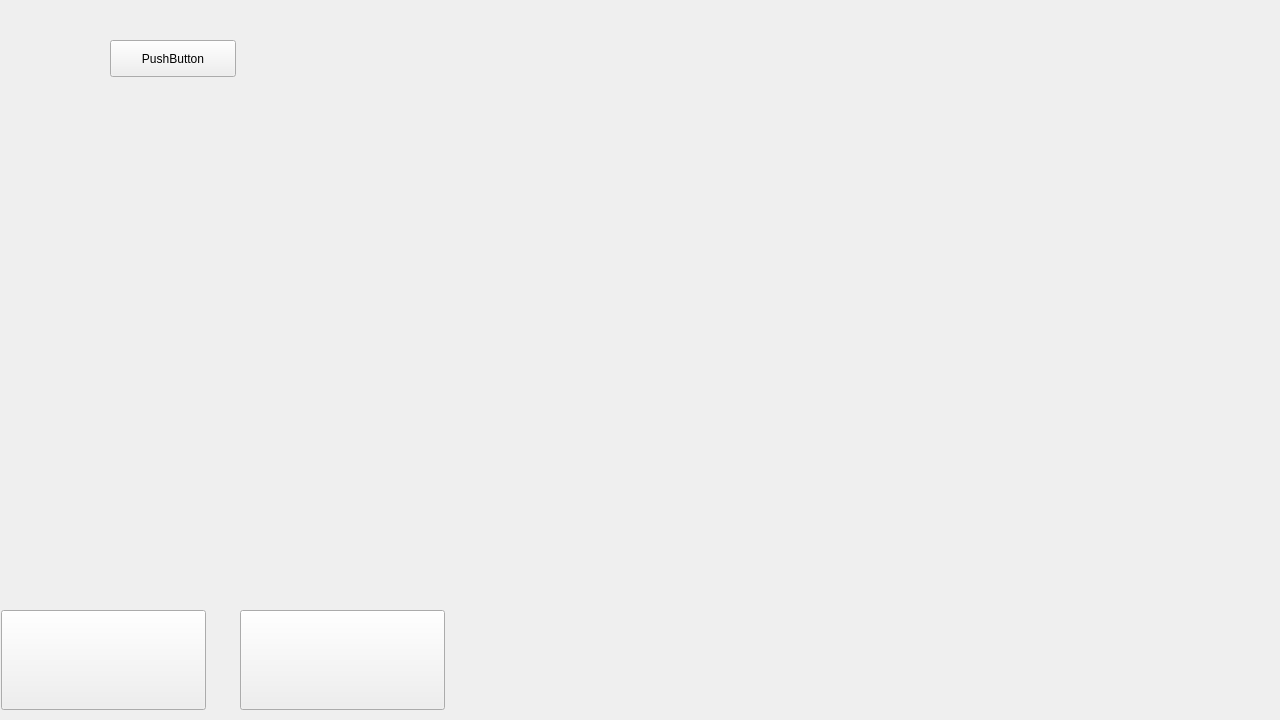
First picture: the form in mainwindow.ui, repository solarpieter/SP515_Display_2, before the edit.
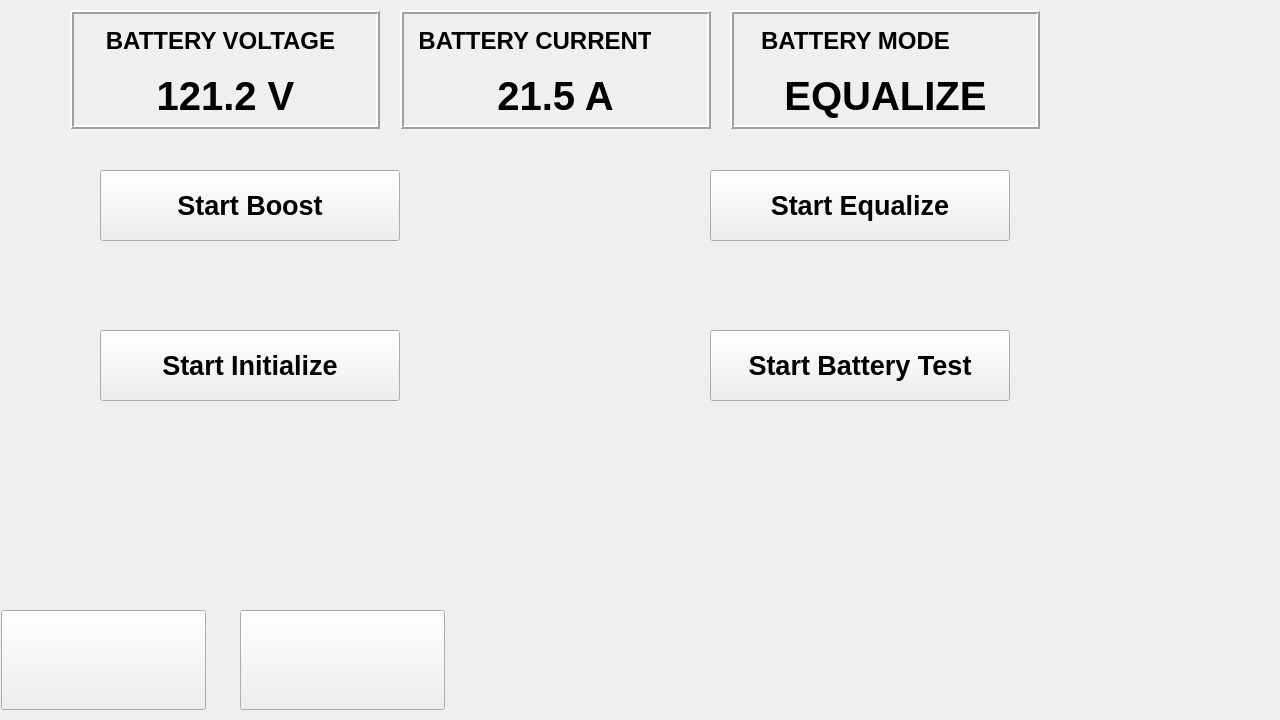
Second picture: the form after the edit. The open tabs and pages were chosen to show the change. Icons and pictures are not drawn. Custom widgets are drawn as their Qt base class.

Commit message: Changes made on equalize and initialize

Patch:
```diff
--- a/mainwindow.ui
+++ b/mainwindow.ui
@@ -1432,14 +1432,314 @@
      <widget class="QPushButton" name="pushButton_7">
       <property name="geometry">
        <rect>
-        <x>110</x>
-        <y>40</y>
-        <width>126</width>
-        <height>37</height>
+        <x>100</x>
+        <y>170</y>
+        <width>300</width>
+        <height>71</height>
        </rect>
       </property>
+      <property name="font">
+       <font>
+        <pointsize>20</pointsize>
+        <bold>true</bold>
+       </font>
+      </property>
       <property name="text">
-       <string>PushButton</string>
+       <string>Start Boost</string>
+      </property>
+      <property name="icon">
+       <iconset theme="QIcon::ThemeIcon::MediaPlaybackStart"/>
+      </property>
+      <property name="iconSize">
+       <size>
+        <width>80</width>
+        <height>80</height>
+       </size>
+      </property>
+     </widget>
+     <widget class="QFrame" name="frame_battery_voltage_4">
+      <property name="geometry">
+       <rect>
+        <x>70</x>
+        <y>10</y>
+        <width>310</width>
+        <height>119</height>
+       </rect>
+      </property>
+      <property name="frameShape">
+       <enum>QFrame::Shape::Box</enum>
+      </property>
+      <property name="frameShadow">
+       <enum>QFrame::Shadow::Raised</enum>
+      </property>
+      <property name="lineWidth">
+       <number>2</number>
+      </property>
+      <widget class="QLabel" name="label_battery_voltage_4">
+       <property name="geometry">
+        <rect>
+         <x>20</x>
+         <y>10</y>
+         <width>261</width>
+         <height>41</height>
+        </rect>
+       </property>
+       <property name="font">
+        <font>
+         <pointsize>18</pointsize>
+         <bold>true</bold>
+        </font>
+       </property>
+       <property name="lineWidth">
+        <number>0</number>
+       </property>
+       <property name="text">
+        <string>BATTERY VOLTAGE</string>
+       </property>
+       <property name="alignment">
+        <set>Qt::AlignmentFlag::AlignCenter</set>
+       </property>
+      </widget>
+      <widget class="QLabel" name="label_batt_volt_value_4">
+       <property name="geometry">
+        <rect>
+         <x>10</x>
+         <y>60</y>
+         <width>291</width>
+         <height>51</height>
+        </rect>
+       </property>
+       <property name="font">
+        <font>
+         <pointsize>30</pointsize>
+         <bold>true</bold>
+        </font>
+       </property>
+       <property name="frameShape">
+        <enum>QFrame::Shape::NoFrame</enum>
+       </property>
+       <property name="frameShadow">
+        <enum>QFrame::Shadow::Plain</enum>
+       </property>
+       <property name="lineWidth">
+        <number>0</number>
+       </property>
+       <property name="text">
+        <string>121.2 V</string>
+       </property>
+       <property name="alignment">
+        <set>Qt::AlignmentFlag::AlignCenter</set>
+       </property>
+      </widget>
+     </widget>
+     <widget class="QFrame" name="frame_battery_current_4">
+      <property name="geometry">
+       <rect>
+        <x>400</x>
+        <y>10</y>
+        <width>311</width>
+        <height>119</height>
+       </rect>
+      </property>
+      <property name="frameShape">
+       <enum>QFrame::Shape::Box</enum>
+      </property>
+      <property name="frameShadow">
+       <enum>QFrame::Shadow::Raised</enum>
+      </property>
+      <property name="lineWidth">
+       <number>2</number>
+      </property>
+      <widget class="QLabel" name="label_battery_current_4">
+       <property name="geometry">
+        <rect>
+         <x>20</x>
+         <y>10</y>
+         <width>231</width>
+         <height>41</height>
+        </rect>
+       </property>
+       <property name="font">
+        <font>
+         <pointsize>18</pointsize>
+         <bold>true</bold>
+        </font>
+       </property>
+       <property name="text">
+        <string>BATTERY CURRENT</string>
+       </property>
+       <property name="alignment">
+        <set>Qt::AlignmentFlag::AlignCenter</set>
+       </property>
+      </widget>
+      <widget class="QLabel" name="label_batt_current_value_4">
+       <property name="geometry">
+        <rect>
+         <x>10</x>
+         <y>60</y>
+         <width>291</width>
+         <height>51</height>
+        </rect>
+       </property>
+       <property name="font">
+        <font>
+         <pointsize>30</pointsize>
+         <bold>true</bold>
+        </font>
+       </property>
+       <property name="text">
+        <string>21.5 A</string>
+       </property>
+       <property name="alignment">
+        <set>Qt::AlignmentFlag::AlignCenter</set>
+       </property>
+      </widget>
+     </widget>
+     <widget class="QFrame" name="frame_battery_mode_2">
+      <property name="geometry">
+       <rect>
+        <x>730</x>
+        <y>10</y>
+        <width>310</width>
+        <height>119</height>
+       </rect>
+      </property>
+      <property name="frameShape">
+       <enum>QFrame::Shape::Box</enum>
+      </property>
+      <property name="frameShadow">
+       <enum>QFrame::Shadow::Raised</enum>
+      </property>
+      <property name="lineWidth">
+       <number>2</number>
+      </property>
+      <widget class="QLabel" name="label_battery_mode_3">
+       <property name="geometry">
+        <rect>
+         <x>10</x>
+         <y>10</y>
+         <width>231</width>
+         <height>41</height>
+        </rect>
+       </property>
+       <property name="font">
+        <font>
+         <pointsize>18</pointsize>
+         <bold>true</bold>
+        </font>
+       </property>
+       <property name="text">
+        <string>BATTERY MODE</string>
+       </property>
+       <property name="alignment">
+        <set>Qt::AlignmentFlag::AlignCenter</set>
+       </property>
+      </widget>
+      <widget class="QLabel" name="label_batt_mode_value_3">
+       <property name="geometry">
+        <rect>
+         <x>10</x>
+         <y>60</y>
+         <width>291</width>
+         <height>51</height>
+        </rect>
+       </property>
+       <property name="font">
+        <font>
+         <pointsize>30</pointsize>
+         <bold>true</bold>
+        </font>
+       </property>
+       <property name="text">
+        <string>EQUALIZE</string>
+       </property>
+       <property name="alignment">
+        <set>Qt::AlignmentFlag::AlignCenter</set>
+       </property>
+      </widget>
+     </widget>
+     <widget class="QPushButton" name="pushButton_start_equalize">
+      <property name="geometry">
+       <rect>
+        <x>710</x>
+        <y>170</y>
+        <width>300</width>
+        <height>71</height>
+       </rect>
+      </property>
+      <property name="font">
+       <font>
+        <pointsize>20</pointsize>
+        <bold>true</bold>
+       </font>
+      </property>
+      <property name="text">
+       <string>Start Equalize</string>
+      </property>
+      <property name="icon">
+       <iconset theme="QIcon::ThemeIcon::MediaPlaybackStart"/>
+      </property>
+      <property name="iconSize">
+       <size>
+        <width>80</width>
+        <height>80</height>
+       </size>
+      </property>
+     </widget>
+     <widget class="QPushButton" name="pushButton_start_initialize">
+      <property name="geometry">
+       <rect>
+        <x>100</x>
+        <y>330</y>
+        <width>300</width>
+        <height>71</height>
+       </rect>
+      </property>
+      <property name="font">
+       <font>
+        <pointsize>20</pointsize>
+        <bold>true</bold>
+       </font>
+      </property>
+      <property name="text">
+       <string>Start Initialize</string>
+      </property>
+      <property name="icon">
+       <iconset theme="QIcon::ThemeIcon::MediaPlaybackStart"/>
+      </property>
+      <property name="iconSize">
+       <size>
+        <width>80</width>
+        <height>80</height>
+       </size>
+      </property>
+     </widget>
+     <widget class="QPushButton" name="pushButton_start_battery_test">
+      <property name="geometry">
+       <rect>
+        <x>710</x>
+        <y>330</y>
+        <width>300</width>
+        <height>71</height>
+       </rect>
+      </property>
+      <property name="font">
+       <font>
+        <pointsize>20</pointsize>
+        <bold>true</bold>
+       </font>
+      </property>
+      <property name="text">
+       <string>Start Battery Test</string>
+      </property>
+      <property name="icon">
+       <iconset theme="QIcon::ThemeIcon::MediaPlaybackStart"/>
+      </property>
+      <property name="iconSize">
+       <size>
+        <width>80</width>
+        <height>80</height>
+       </size>
       </property>
      </widget>
     </widget>
```
Left out of the diff: 290 changed lines with no effect on the pictures.
